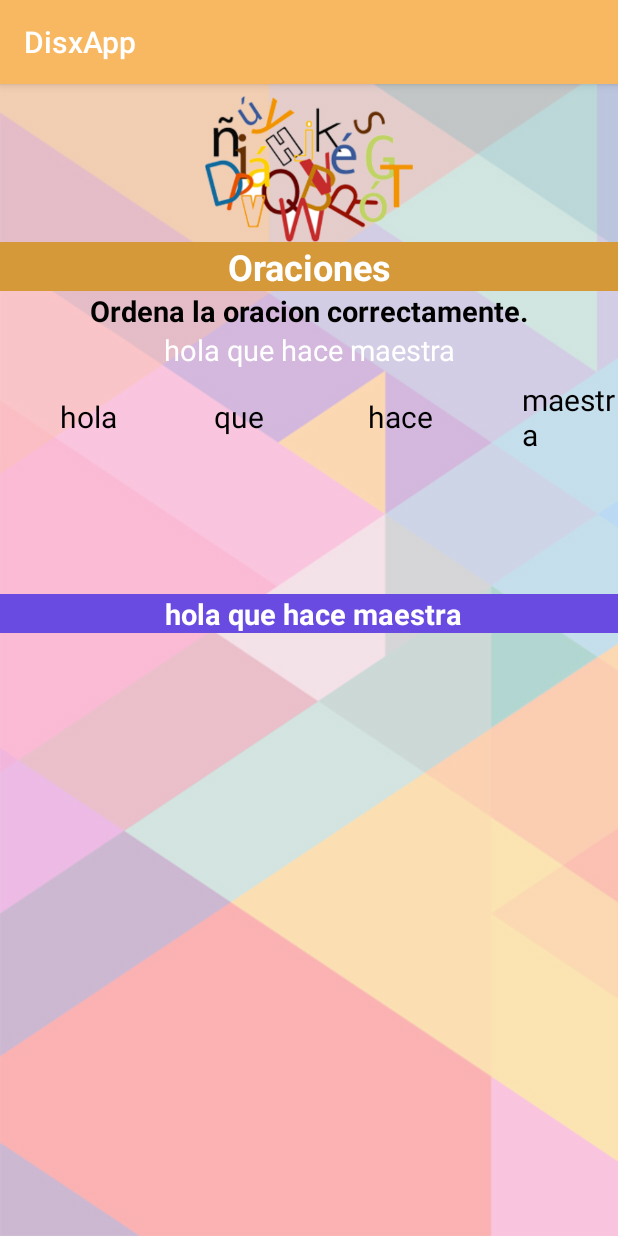
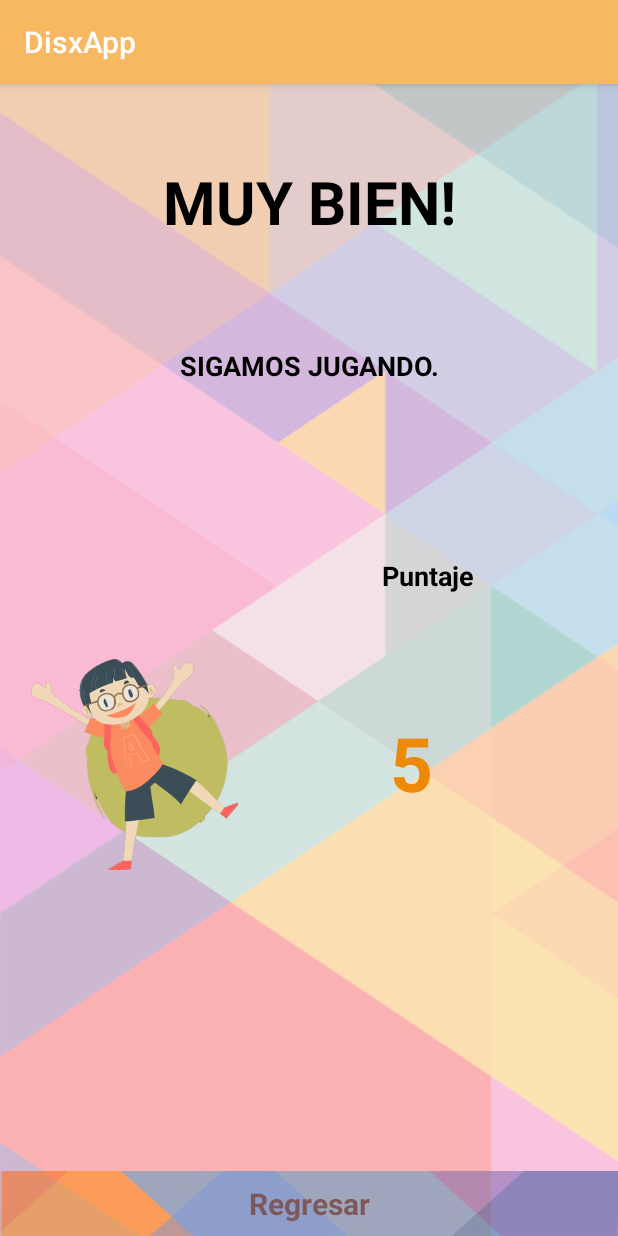
Before and after one commit to extripador117/disxapp, an Android app: the activityOraciones screen opened directly, with no data from a screen before it, after a tap on "maestra", on a phone screen of 412 x 824 dp. Run offline under Robolectric (Android 15) with nearby library versions, the phone set to English and light mode, and no system bars; 3 other taps on this screen came first.

Commit message:
oraciones hecho! y diagnostico

```diff
--- a/app/src/main/java/com/example/rosaguadalupe/diseo/activityOraciones.java
+++ b/app/src/main/java/com/example/rosaguadalupe/diseo/activityOraciones.java
@@ -1,9 +1,13 @@
 package com.example.rosaguadalupe.diseo;
 
+import android.content.ContentValues;
+import android.content.Intent;
+import android.database.sqlite.SQLiteDatabase;
 import android.graphics.Color;
 import android.graphics.PorterDuff;
 import android.support.v7.app.AppCompatActivity;
 import android.os.Bundle;
+import android.util.Log;
 import android.view.Gravity;
 import android.view.View;
 import android.view.ViewGroup;
@@ -14,18 +18,27 @@ import android.widget.GridLayout;
 import android.widget.GridView;
 import android.widget.LinearLayout;
 import android.widget.TextView;
+import android.widget.Toast;
 
+import java.text.SimpleDateFormat;
 import java.util.ArrayList;
+import java.util.Calendar;
+import java.util.Date;
 import java.util.Random;
 
 public class activityOraciones extends AppCompatActivity  {
+
     TextView CampoOraciones,oracionAEscribir;
     GridView contenedor;
     LinearLayout.LayoutParams boton;
     String[] Oraciones =new String[]{"EL leon es grande", "I love you Itzel", "hola que hace maestra", "hay muchas Camionetas"};
     String palabraPresionada;
     ArrayList<String> PalabraPorPalabra = new ArrayList<String>();
-    int idOracionRandom;
+    int idOracionRandom,puntaje;
+    Calendar calendar;
+    SimpleDateFormat mdformat;
+    String strDate;
+
     @Override
     protected void onCreate(Bundle savedInstanceState) {
         super.onCreate(savedInstanceState);
@@ -33,6 +46,9 @@ public class activityOraciones extends AppCompatActivity  {
         contenedor = (GridView) findViewById(R.id.contenedorOraciones);
         CampoOraciones = (TextView)findViewById(R.id.CampoOraciones);
         idOracionRandom = selectOracionRandom();
+        calendar = Calendar.getInstance();
+        mdformat = new SimpleDateFormat("yyyy / MM / dd ");
+        strDate =  mdformat.format(calendar.getTime());
         oracionAPalabras(idOracionRandom);
 
         contenedor.setAdapter(new ArrayAdapter<String>(this,android.R.layout.simple_expandable_list_item_1,PalabraPorPalabra){
@@ -51,11 +67,15 @@ public class activityOraciones extends AppCompatActivity  {
             public void onItemClick(AdapterView<?> adapterView, View view, int i, long l) {
                 palabraPresionada = adapterView.getItemAtPosition(i).toString();
                 CampoOraciones.setText(CampoOraciones.getText().toString()+" "+palabraPresionada);
-
+                oracionTerminada();
             }
         });
     }
-
+    public SQLiteDatabase coneccion(){
+        dbConexion mod=new dbConexion(this,"dbDisxapp",null,1);
+        SQLiteDatabase db=mod.getWritableDatabase();
+        return db;
+    }
     private int selectOracionRandom(){
         oracionAEscribir = (TextView)findViewById(R.id.oracionAEscribir);
         Random r = new Random();
@@ -68,4 +88,27 @@ public class activityOraciones extends AppCompatActivity  {
         for (int x=0 ;x < palabras.length;x++)
             PalabraPorPalabra.add(palabras[x]);
     }
+    private void oracionTerminada(){
+        if( CampoOraciones.length() >= oracionAEscribir.length()){
+
+            int posicionFinal = CampoOraciones.length();
+            String result = CampoOraciones.getText().toString().substring(1,posicionFinal);
+
+
+            if (oracionAEscribir.getText().toString().equals(result)){
+                    puntaje+=5;
+                    dbConexion conexion = new dbConexion(this,"dbDisxapp",null,1);
+                    SQLiteDatabase bd = conexion.getWritableDatabase();
+                    ContentValues newPuntuacion = new ContentValues();
+                    newPuntuacion.put("fecha",strDate);
+                    newPuntuacion.put("puntos",puntaje);
+                    bd.insert("puntajes", null, newPuntuacion);
+                    Intent Activity = new Intent( this,activityPuntajeActualHombre.class);
+                    startActivity(Activity);
+            }else{
+                CampoOraciones.setText("");
+                Toast.makeText(this, "Puedes mejorar n.n!", Toast.LENGTH_SHORT).show();
+            }
+        }
+    }
 }
--- a/app/src/main/java/com/example/rosaguadalupe/diseo/activityPuntajeActualHombre.java
+++ b/app/src/main/java/com/example/rosaguadalupe/diseo/activityPuntajeActualHombre.java
@@ -1,13 +1,26 @@
 package com.example.rosaguadalupe.diseo;
 
+import android.database.Cursor;
+import android.database.sqlite.SQLiteDatabase;
 import android.support.v7.app.AppCompatActivity;
 import android.os.Bundle;
+import android.widget.TextView;
 
 public class activityPuntajeActualHombre extends AppCompatActivity {
+    TextView puntajeHombre;
 
     @Override
     protected void onCreate(Bundle savedInstanceState) {
         super.onCreate(savedInstanceState);
         setContentView(R.layout.activity_puntaje_actual_hombre);
+        puntajeHombre = (TextView) findViewById(R.id.puntajeHombre);
+        dbConexion mod = new dbConexion(this, "dbDisxapp", null, 1);
+        SQLiteDatabase db = mod.getWritableDatabase();
+        Cursor puntos = db.rawQuery("SELECT  puntos FROM puntajes", null);
+
+        if (puntos.moveToLast()) {
+            puntajeHombre.setText(puntos.getString(0));
+        }
+        db.close();
     }
 }
--- a/app/src/main/res/layout/activity_puntaje_actual_hombre.xml
+++ b/app/src/main/res/layout/activity_puntaje_actual_hombre.xml
@@ -83,14 +83,13 @@
         app:layout_constraintVertical_bias="0.423" />
 
     <TextView
-        android:id="@+id/textView17"
+        android:id="@+id/puntajeHombre"
         android:layout_width="wrap_content"
         android:layout_height="wrap_content"
         android:layout_marginBottom="8dp"
         android:layout_marginEnd="8dp"
         android:layout_marginStart="8dp"
         android:layout_marginTop="8dp"
-        android:text="20"
         android:textColor="#ee8903"
         android:textSize="50sp"
         android:textStyle="bold"
```
Also changed, not shown: app/src/main/java/com/example/rosaguadalupe/diseo/activityDiagnostico.java (+20 -12 lines).
